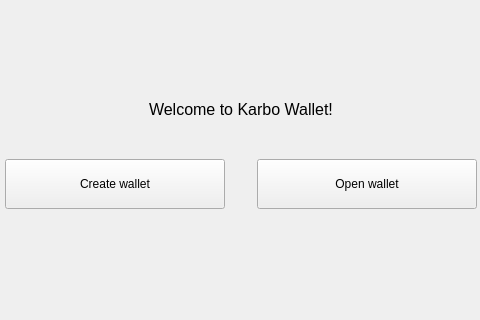
STWcoin/STWcoin-wallet, file src/gui/ui/nowalletframe.ui: the form before one commit; both pictures show x 178 to 658 and y 0 to 320 of the 838 by 562 pixel window.
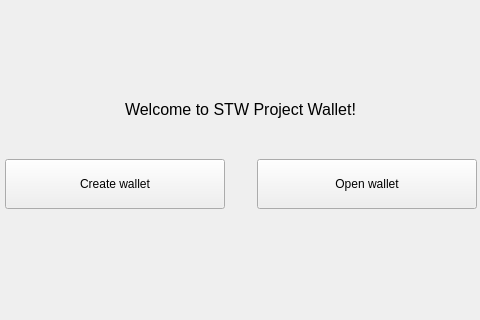
The form after the commit.

The edit to the form file:
```diff
--- a/src/gui/ui/nowalletframe.ui
+++ b/src/gui/ui/nowalletframe.ui
@@ -59,7 +59,7 @@
       </font>
      </property>
      <property name="text">
-      <string>Welcome to Karbo Wallet!</string>
+      <string>Welcome to STW Project Wallet!</string>
      </property>
     </widget>
    </item>
```
